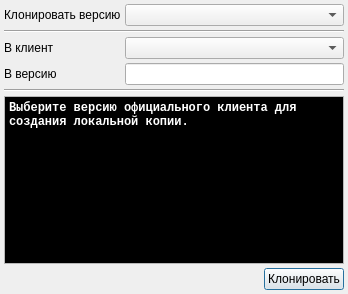
Above: clonedialog.ui from dngulin/ttyhlauncher before the change. Below: the same form after it.
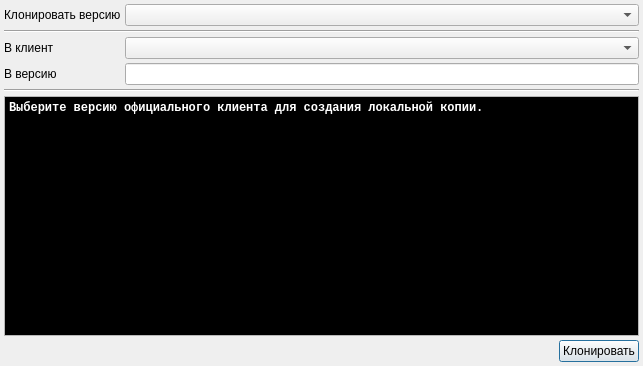
That is the form after the change.

Commit message: enlarge client builder's dialogs

What changed in the file:
```diff
--- a/clonedialog.ui
+++ b/clonedialog.ui
@@ -6,8 +6,8 @@
    <rect>
     <x>0</x>
     <y>0</y>
-    <width>348</width>
-    <height>294</height>
+    <width>643</width>
+    <height>366</height>
    </rect>
   </property>
   <property name="windowTitle">
```
Left out of the diff: 11 changed lines with no effect on the pictures. The commit also changes 3 other files.
